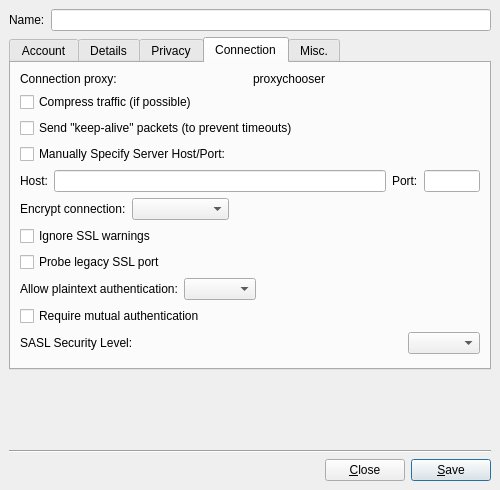
The window that src/accountmodify.ui (mblsha/psi) describes before a commit, drawn with Qt 5.
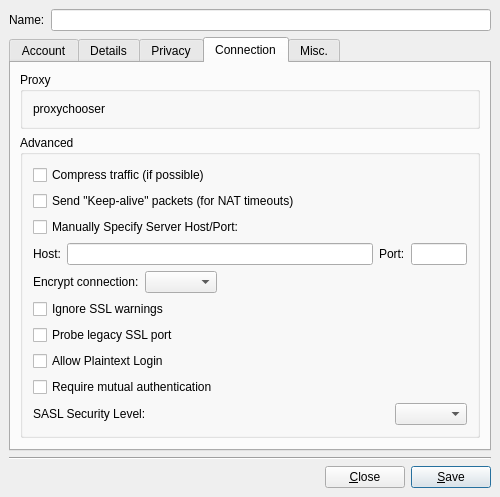
The same window after the commit. The open tabs and pages were chosen to show the change. Custom widgets are drawn as their Qt base class.

Diff of the .ui file:
```diff
--- a/src/accountmodify.ui
+++ b/src/accountmodify.ui
@@ -6,7 +6,7 @@
     <x>0</x>
     <y>0</y>
     <width>500</width>
-    <height>490</height>
+    <height>418</height>
    </rect>
   </property>
   <property name="windowTitle" >
@@ -538,20 +538,17 @@
         <number>6</number>
        </property>
        <item>
-        <layout class="QHBoxLayout" >
+        <widget class="QGroupBox" name="gb_proxy" >
+         <property name="title" >
+          <string>Proxy</string>
+         </property>
+         <layout class="QVBoxLayout" >
          <property name="margin" >
-          <number>0</number>
+           <number>10</number>
          </property>
          <property name="spacing" >
           <number>6</number>
          </property>
-         <item>
-          <widget class="QLabel" name="lb_proxy" >
-           <property name="text" >
-            <string>Connection proxy:</string>
-           </property>
-          </widget>
-         </item>
          <item>
           <widget class="QLabel" name="lb_proxychooser" >
            <property name="text" >
@@ -560,7 +557,20 @@
           </widget>
          </item>
         </layout>
+        </widget>
        </item>
+       <item>
+        <widget class="QGroupBox" name="gb_advanced" >
+         <property name="title" >
+          <string>Advanced</string>
+         </property>
+         <layout class="QVBoxLayout" >
+          <property name="margin" >
+           <number>10</number>
+          </property>
+          <property name="spacing" >
+           <number>6</number>
+          </property>
        <item>
         <widget class="QCheckBox" name="ck_compress" >
          <property name="text" >
@@ -571,7 +581,7 @@
        <item>
         <widget class="QCheckBox" name="ck_keepAlive" >
          <property name="text" >
-          <string>Send "keep-alive" packets (to prevent timeouts)</string>
+             <string>Send "Keep-alive" packets (for NAT timeouts)</string>
          </property>
         </widget>
        </item>
@@ -641,16 +651,7 @@
           </widget>
          </item>
          <item>
-          <widget class="QComboBox" name="cb_ssl" >
-           <property name="sizePolicy" >
-            <sizepolicy>
-             <hsizetype>3</hsizetype>
-             <vsizetype>0</vsizetype>
-             <horstretch>0</horstretch>
-             <verstretch>0</verstretch>
-            </sizepolicy>
-           </property>
-          </widget>
+             <widget class="QComboBox" name="cb_ssl" />
          </item>
          <item>
           <spacer>
@@ -685,49 +686,11 @@
         </widget>
        </item>
        <item>
-        <layout class="QHBoxLayout" >
-         <property name="margin" >
-          <number>0</number>
-         </property>
-         <property name="spacing" >
-          <number>6</number>
-         </property>
-         <item>
-          <widget class="QLabel" name="lb_plain" >
+           <widget class="QCheckBox" name="ck_plain" >
            <property name="text" >
-            <string>Allow plaintext authentication:</string>
-           </property>
-          </widget>
-         </item>
-         <item>
-          <widget class="QComboBox" name="cb_plain" >
-           <property name="sizePolicy" >
-            <sizepolicy>
-             <hsizetype>3</hsizetype>
-             <vsizetype>0</vsizetype>
-             <horstretch>0</horstretch>
-             <verstretch>0</verstretch>
-            </sizepolicy>
-           </property>
-          </widget>
-         </item>
-         <item>
-          <spacer>
-           <property name="orientation" >
-            <enum>Qt::Horizontal</enum>
-           </property>
-           <property name="sizeType" >
-            <enum>QSizePolicy::Expanding</enum>
-           </property>
-           <property name="sizeHint" >
-            <size>
-             <width>251</width>
-             <height>16</height>
-            </size>
-           </property>
-          </spacer>
-         </item>
-        </layout>
+             <string>Allow Plaintext Login</string>
+            </property>
+           </widget>
        </item>
        <item>
         <widget class="QCheckBox" name="ck_req_mutual" >
@@ -772,6 +735,9 @@
          </item>
         </layout>
        </item>
+         </layout>
+        </widget>
+       </item>
        <item>
         <spacer>
          <property name="orientation" >
@@ -783,7 +749,7 @@
          <property name="sizeHint" >
           <size>
            <width>20</width>
-           <height>0</height>
+           <height>40</height>
           </size>
          </property>
         </spacer>
@@ -984,7 +950,7 @@
      <property name="sizeHint" >
       <size>
        <width>20</width>
-       <height>0</height>
+       <height>16</height>
       </size>
      </property>
     </spacer>
```
Left out of the diff: 18 changed lines with no effect on the pictures. Lines whose indentation alone changed are shown as unchanged.
